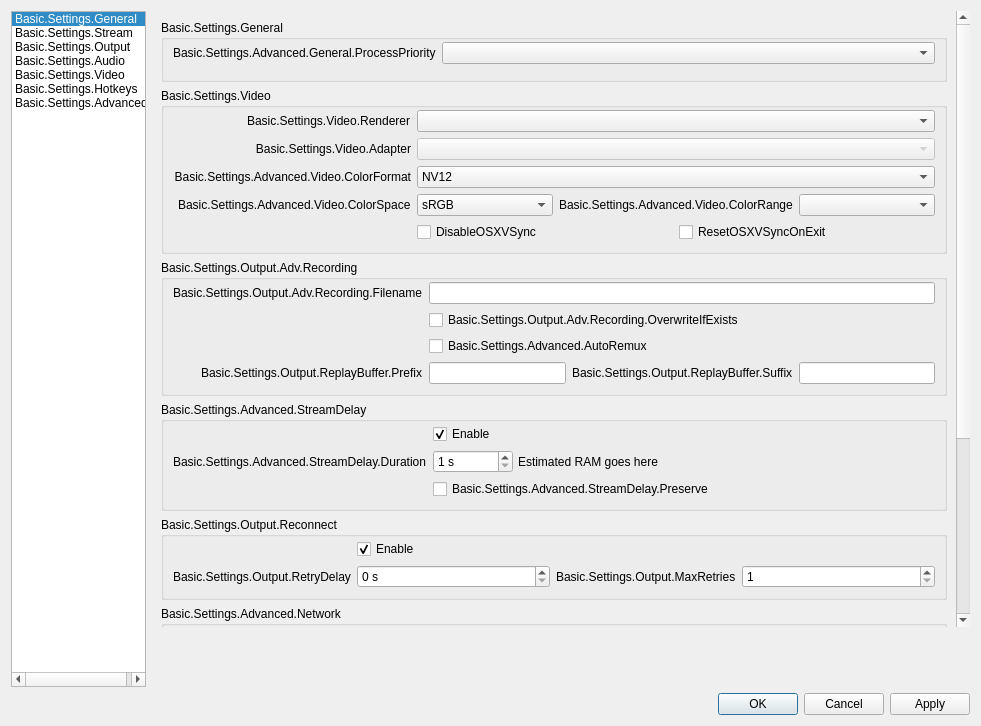
Qt form UI/forms/OBSBasicSettings.ui (obsproject/obs-studio) before a commit.
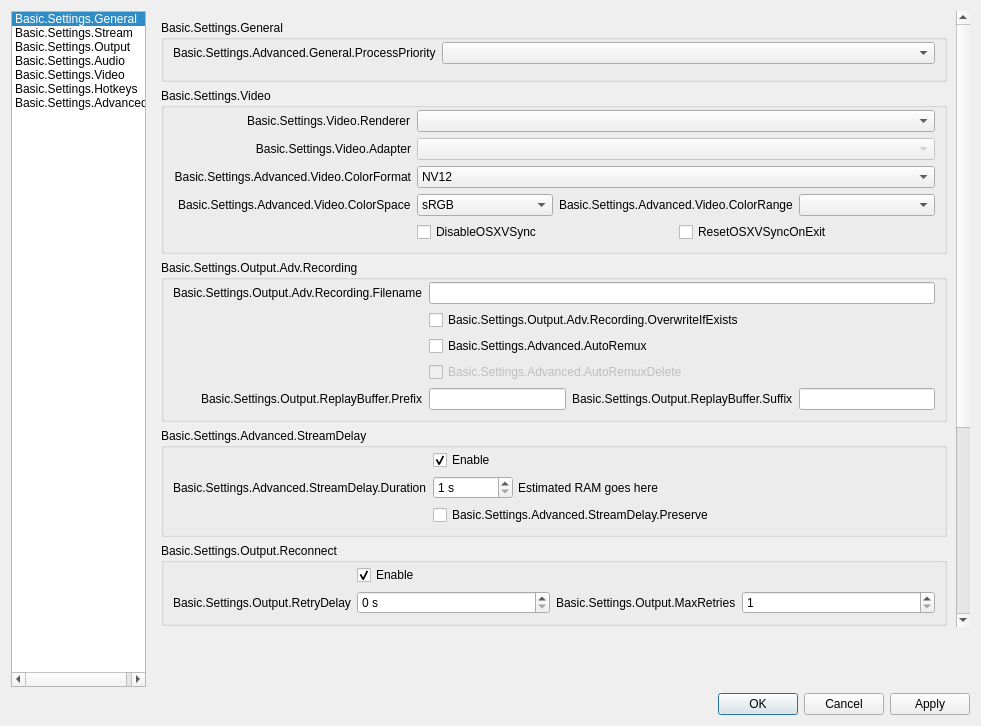
The same form after that commit. The open tabs and pages were chosen to show the change. Icons and pictures are not drawn. Custom widgets are drawn as their Qt base class.

Commit message:
UI: Add option to automatically delete autoremux files
Adds a setting to Advanced that lets OBS automatically move recordings
to trash after being autoremuxed. Requires autoremux to be enabled as
well as QT 5.15 (and the OS to have a trash).

```diff
--- a/UI/forms/OBSBasicSettings.ui
+++ b/UI/forms/OBSBasicSettings.ui
@@ -5020,7 +5020,7 @@
                      </property>
                     </widget>
                    </item>
-                   <item row="3" column="1">
+                   <item row="4" column="1">
                     <layout class="QHBoxLayout" name="horizontalLayout_14">
                      <property name="leftMargin">
                       <number>0</number>
@@ -5052,7 +5052,7 @@
                      </item>
                     </layout>
                    </item>
-                   <item row="3" column="0">
+                   <item row="4" column="0">
                     <widget class="QLabel" name="label_57">
                      <property name="text">
                       <string>Basic.Settings.Output.ReplayBuffer.Prefix</string>
@@ -5095,6 +5095,29 @@
                      </property>
                     </spacer>
                    </item>
+                   <item row="3" column="1">
+                    <widget class="QCheckBox" name="autoRemuxDelete">
+                     <property name="enabled">
+                      <bool>false</bool>
+                     </property>
+                     <property name="text">
+                      <string>Basic.Settings.Advanced.AutoRemuxDelete</string>
+                     </property>
+                    </widget>
+                   </item>
+                   <item row="3" column="0">
+                    <spacer name="horizontalSpacer_27">
+                     <property name="orientation">
+                      <enum>Qt::Horizontal</enum>
+                     </property>
+                     <property name="sizeHint" stdset="0">
+                      <size>
+                       <width>40</width>
+                       <height>20</height>
+                      </size>
+                     </property>
+                    </spacer>
+                   </item>
                   </layout>
                  </widget>
                 </item>
```
Left out of the diff: 7 changed lines with no effect on the pictures. The commit also changes 4 other files.
